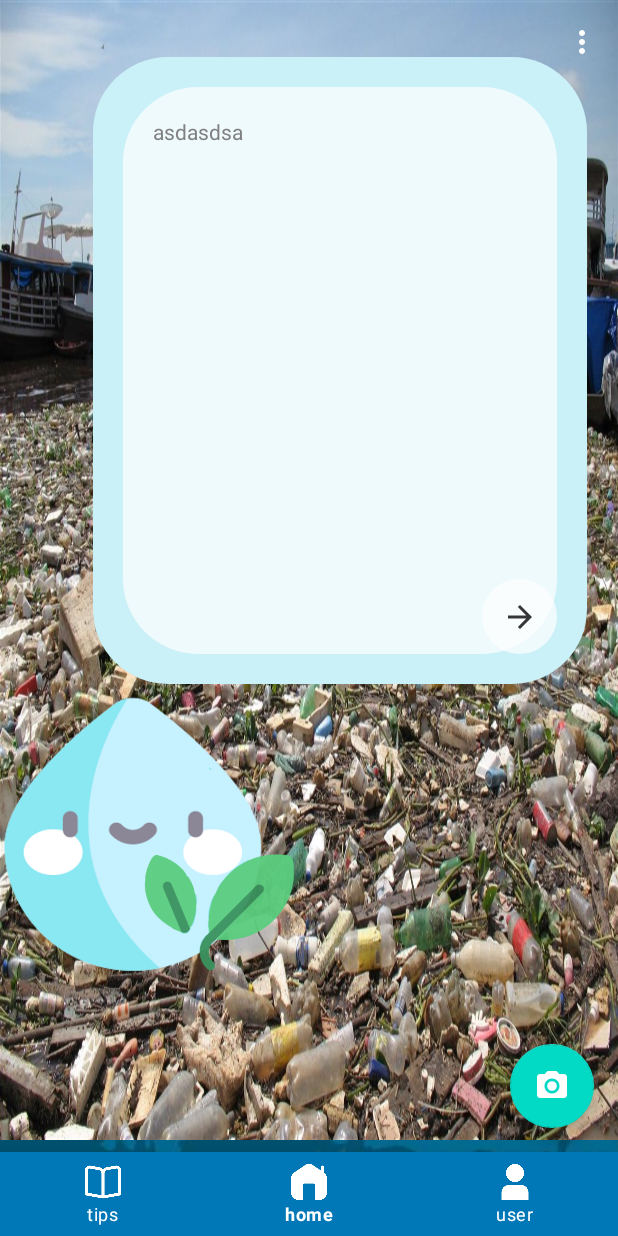
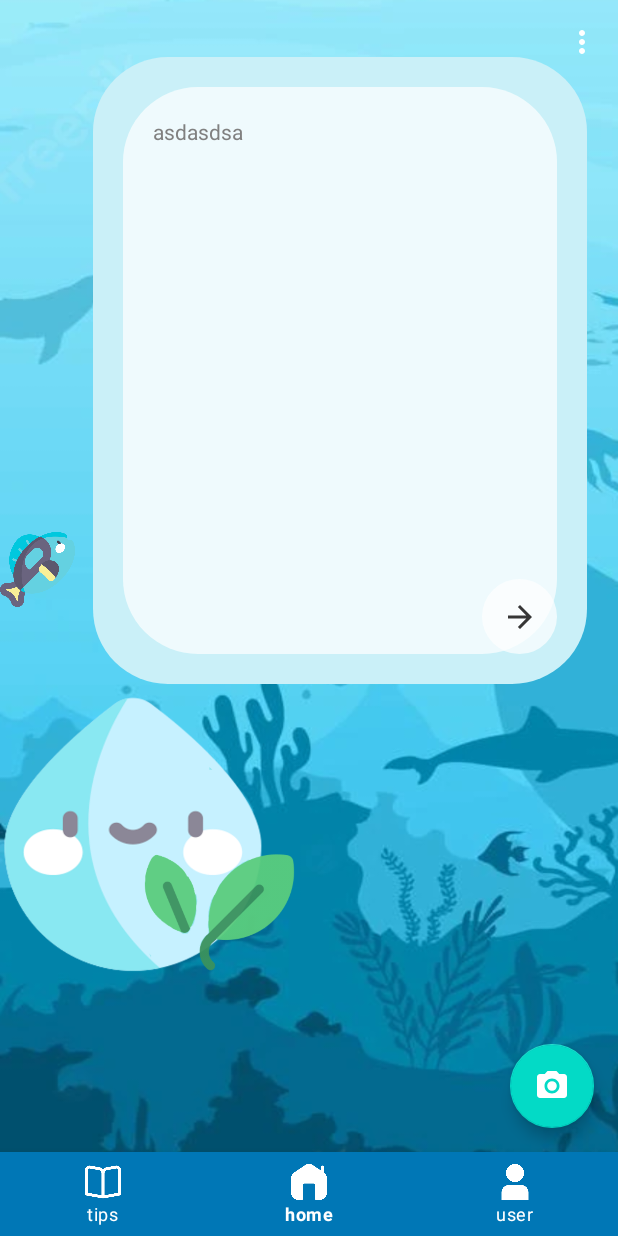
Before and after one commit to 6TenYi9/SeacondLife, an Android app: the fragment TipsFragment placed in its activity, on a phone screen of 412 x 824 dp. Run offline under Robolectric (Android 15) with nearby library versions, the phone set to English and light mode, and no system bars; libraries missing offline, so code that uses them is left out: com.jawnnypoo.physicslayout, org.jbox2d.dynamics; plain views replace PhysicsFrameLayout; 8 statements that could not run were skipped.

Commit message:
tips almost done

```diff
--- a/app/src/main/java/com/team/seacondlife/fragments/TipsFragment.kt
+++ b/app/src/main/java/com/team/seacondlife/fragments/TipsFragment.kt
@@ -1,14 +1,20 @@
 package com.team.seacondlife.fragments
 
+import android.content.Intent
 import androidx.appcompat.app.AppCompatActivity
 import android.os.Bundle
 import android.view.LayoutInflater
 import android.view.View
 import android.view.ViewGroup
+import android.widget.Button
+import android.widget.ImageButton
+import android.widget.TextView
 import androidx.fragment.app.Fragment
+import com.team.seacondlife.LoginActivity
 import com.team.seacondlife.R
 
 class TipsFragment : Fragment() {
+
     override fun onCreateView(
         inflater: LayoutInflater,
         container: ViewGroup?,
@@ -16,9 +22,12 @@ class TipsFragment : Fragment() {
     ): View? {
         super.onCreate(savedInstanceState)
         val view: View = inflater.inflate(R.layout.fragment_tips,container,false)
-
-
-
+        var botMas = getView()?.findViewById<Button>(R.id.botonMas)
+        var textInfo = view?.findViewById<TextView>(R.id.info)
+        botMas?.setOnClickListener(View.OnClickListener {
+            textInfo?.setText(R.string.info2.toString())
+        })
         return view
     }
+
 }
--- a/app/src/main/res/layout/fragment_tips.xml
+++ b/app/src/main/res/layout/fragment_tips.xml
@@ -5,8 +5,6 @@
     android:layout_width="match_parent"
     android:layout_height="match_parent"
     tools:context=".fragments.TipsFragment"
-    android:background="@drawable/imagenpolucion"
-
     >
 
     <androidx.constraintlayout.widget.Guideline
@@ -53,10 +51,11 @@
         >
 
         <TextView
+            android:id="@+id/info"
             android:layout_width="match_parent"
             android:layout_height="match_parent"
             android:layout_margin="20dp"
-            android:text="asdasdsa"
+            android:text="@string/info1"
             android:textColor="@color/grey"
             android:padding="20dp"
             android:background="@drawable/semi_transparent_background" />
@@ -66,6 +65,7 @@
     </LinearLayout>
 
     <ImageButton
+        android:id="@+id/botonMas"
         android:layout_width="50dp"
         android:layout_height="50dp"
         android:layout_margin="20dp"
--- a/app/src/main/res/layout/fragment_user_info.xml
+++ b/app/src/main/res/layout/fragment_user_info.xml
@@ -136,8 +136,7 @@
             android:layout_height="wrap_content"
             android:textAlignment="center"
             android:gravity="center"
-            android:text="20/30"
-            android:textColor="@color/green"/>
+            android:text="20/30" />
 
     </LinearLayout>
 
--- a/app/src/main/res/values/strings.xml
+++ b/app/src/main/res/values/strings.xml
@@ -35,6 +35,9 @@
     <string name="AlertDg_message_EmptySignUp">\nHay campos vacios</string>
     <string name="till_next_fish">Till next fish:</string>
     <string name="points">Points:</string>
+    <string name="info1">asdasdsa</string>
+    <string name="info2">yewuqieyquweyuqiedsa</string>
+    <string name="info3">xnczmczbxmnczb</string>
 
     <!-- code scanner -->
     <string name="allow_manual_input" translatable="false">Allow input code manually</string>
```
